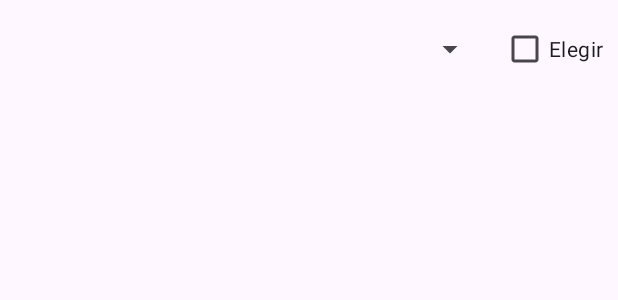
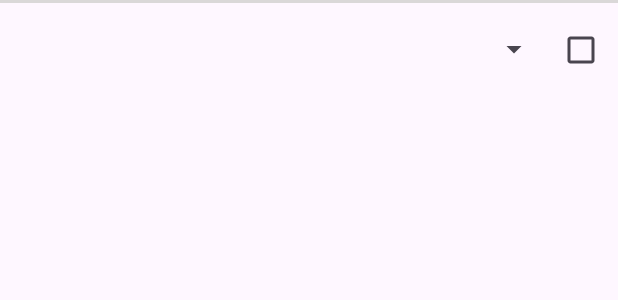
Before and after one commit to cristianCmon/Restaurante-android, an Android app: the layout elemento_view.xml on its own in the app's theme, with its tools: preview values and no code run, on a phone screen of 412 x 824 dp. Shown: the top 300 px of the screen. Run offline under Robolectric (Android 15) with nearby library versions, the phone set to English and light mode, and no system bars.

Commit message:
avanzado vista pedidos

```diff
--- a/app/src/main/res/layout/activity_main2.xml
+++ b/app/src/main/res/layout/activity_main2.xml
@@ -11,7 +11,7 @@
         android:id="@+id/txtVistaPedidos"
         android:layout_width="wrap_content"
         android:layout_height="wrap_content"
-        android:layout_marginTop="33dp"
+        android:layout_marginTop="25dp"
         android:text="PEDIDOS"
         android:textSize="20sp"
         app:layout_constraintEnd_toEndOf="parent"
@@ -22,7 +22,7 @@
     <androidx.recyclerview.widget.RecyclerView
         android:id="@+id/rvPedidos"
         android:layout_width="match_parent"
-        android:layout_height="580dp"
+        android:layout_height="570dp"
         app:layout_constraintBottom_toTopOf="@+id/btnPagarPedido"
         app:layout_constraintTop_toBottomOf="@+id/txtVistaPedidos"
         app:layout_constraintVertical_bias="0.5"
--- a/app/src/main/res/layout/elemento_view.xml
+++ b/app/src/main/res/layout/elemento_view.xml
@@ -19,7 +19,7 @@
 
     <TextView
         android:id="@+id/txtTipo"
-        android:layout_width="175dp"
+        android:layout_width="200dp"
         android:layout_height="wrap_content"
         android:layout_marginStart="10dp"
         android:textColor="@color/black"
@@ -30,7 +30,7 @@
 
     <TextView
         android:id="@+id/txtDescripcion"
-        android:layout_width="175dp"
+        android:layout_width="200dp"
         android:layout_height="wrap_content"
         android:layout_marginStart="10dp"
         app:layout_constraintStart_toEndOf="@+id/imgPedido"
@@ -39,7 +39,7 @@
 
     <TextView
         android:id="@+id/txtPrecio"
-        android:layout_width="175dp"
+        android:layout_width="100dp"
         android:layout_height="wrap_content"
         android:layout_marginStart="10dp"
         app:layout_constraintStart_toEndOf="@+id/imgPedido"
@@ -48,12 +48,9 @@
 
     <CheckBox
         android:id="@+id/checkEscoger"
-        android:layout_width="wrap_content"
-        android:layout_height="wrap_content"
+        android:layout_width="30dp"
+        android:layout_height="30dp"
         android:layout_marginEnd="10dp"
-        android:text="Elegir"
-        tools:layout_editor_absoluteX="305dp"
-        tools:layout_editor_absoluteY="5dp"
         app:layout_constraintBottom_toBottomOf="parent"
         app:layout_constraintEnd_toEndOf="parent"
         app:layout_constraintTop_toTopOf="parent"
@@ -61,13 +58,18 @@
 
     <Spinner
         android:id="@+id/spCantidad"
-        android:layout_width="30dp"
-        android:layout_height="30dp"
-        android:layout_marginEnd="10dp"
+        android:layout_width="75dp"
+        android:layout_height="60dp"
+        android:layout_marginEnd="5dp"
         app:layout_constraintBottom_toBottomOf="parent"
-        app:layout_constraintTop_toTopOf="parent"
         app:layout_constraintEnd_toStartOf="@+id/checkEscoger"
-        tools:layout_editor_absoluteX="297dp"
-        tools:layout_editor_absoluteY="17dp" />
+        app:layout_constraintTop_toTopOf="parent" />
+
+    <LinearLayout
+        android:layout_width="match_parent"
+        android:layout_height="2dp"
+        android:layout_below="@+id/imgPedido"
+        android:layout_marginTop="10dp"
+        android:background="#DAD8D8" />
 
 </androidx.constraintlayout.widget.ConstraintLayout>
```
Also changed, not shown: app/src/main/java/com/example/restaurante_android/Elemento.java (+10 -0 lines), app/src/main/java/com/example/restaurante_android/ElementoAdapter.java (+65 -2 lines), app/src/main/java/com/example/restaurante_android/MainActivity2.java (+41 -3 lines), app/src/main/res/values/cantidades.xml (added, +14 -0 lines).
